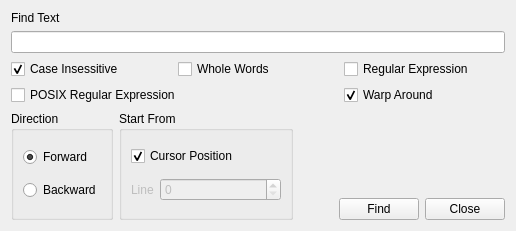
Old version of the form GUI/pgdbatool/frmfindtext.ui in the repository marcotcal/PG-DBA-Tools.
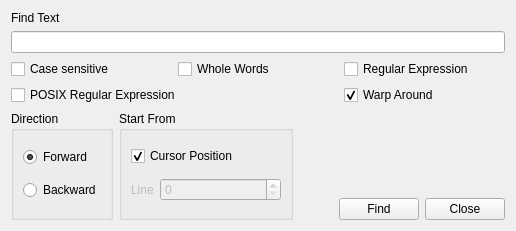
New version of the form.

Commit message: Find dialog

What changed in the file:
```diff
--- a/GUI/pgdbatool/frmfindtext.ui
+++ b/GUI/pgdbatool/frmfindtext.ui
@@ -32,10 +32,10 @@
      <item row="0" column="0">
       <widget class="QCheckBox" name="checkBox">
        <property name="text">
-        <string>Case Insessitive</string>
+        <string>Case sensitive</string>
        </property>
        <property name="checked">
-        <bool>true</bool>
+        <bool>false</bool>
        </property>
       </widget>
      </item>
```
Left out of the diff: 20 changed lines with no effect on the pictures. The commit also changes 2 other files.
